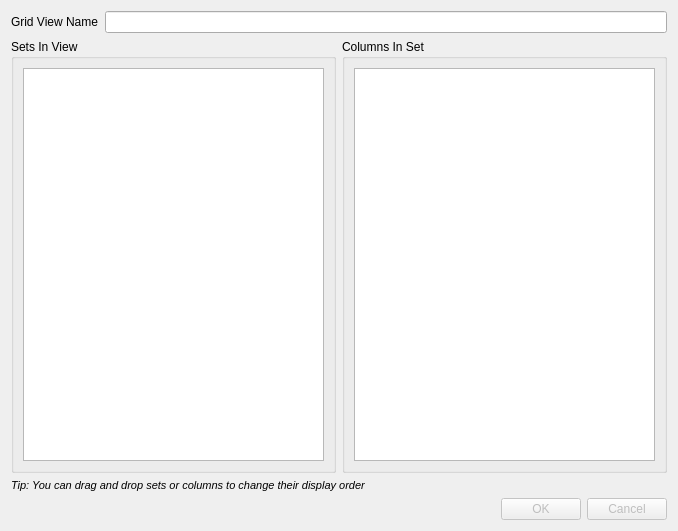
The window that ui/gridviewdialog.ui (Dwarf-Therapist/Dwarf-Therapist) describes before a commit, drawn with Qt 5.
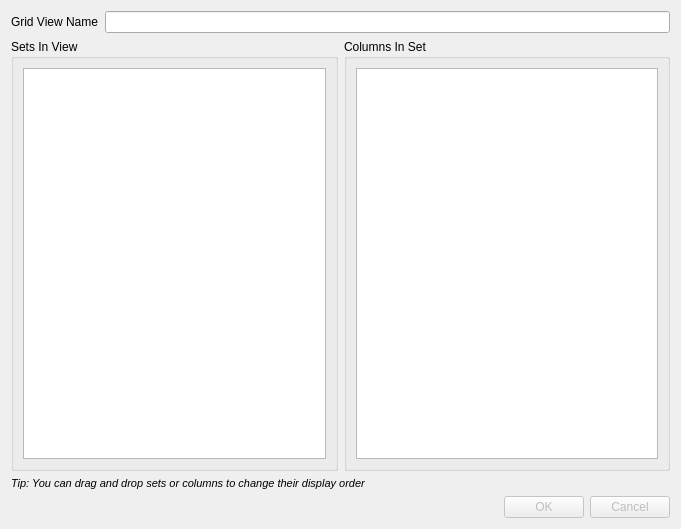
The same window after the commit. Icons and pictures are not drawn.

Patch:
```diff
--- a/ui/gridviewdialog.ui
+++ b/ui/gridviewdialog.ui
@@ -6,8 +6,8 @@
    <rect>
     <x>0</x>
     <y>0</y>
-    <width>678</width>
-    <height>531</height>
+    <width>681</width>
+    <height>529</height>
    </rect>
   </property>
   <property name="windowTitle">
```
